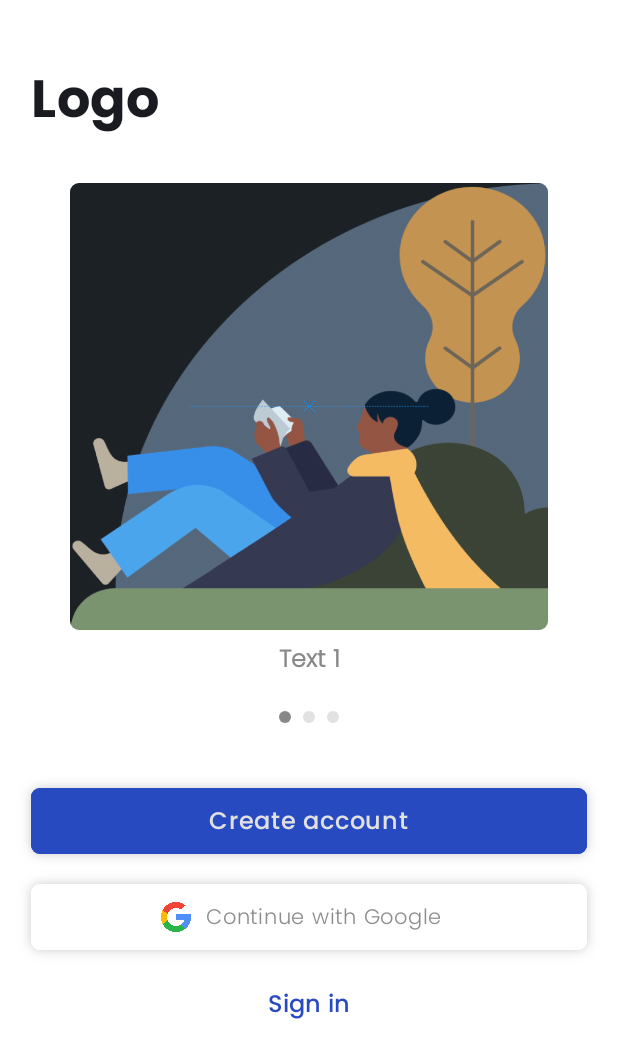
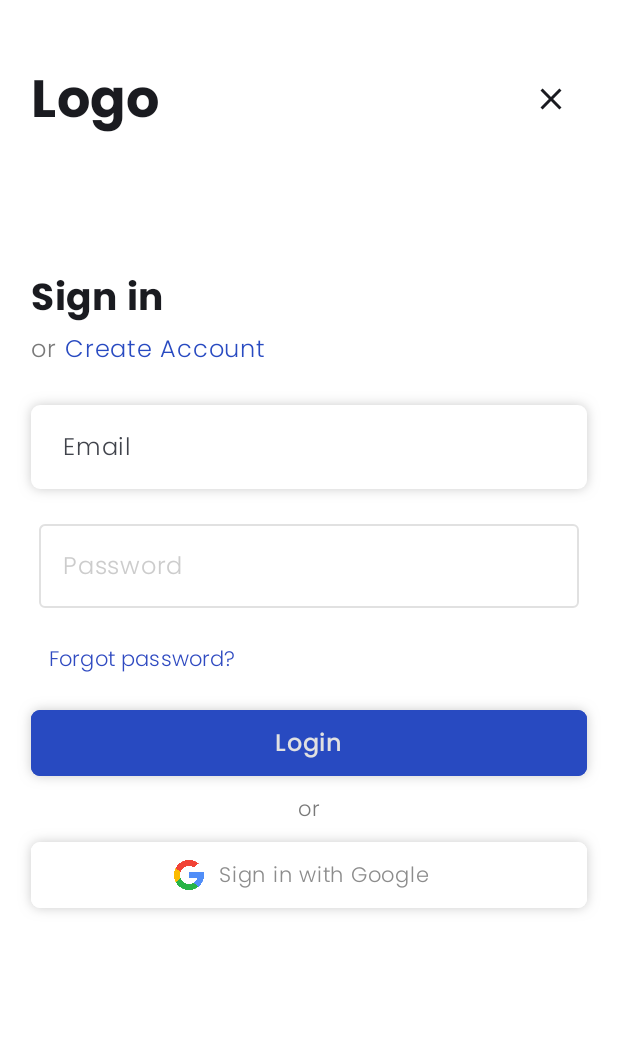
Before and after one commit to AlborzAsbagh/Budget-Audit-Mobile, an Android app built with Jetpack Compose: the screen it shows after launch (MainActivity), on a phone screen of 412 x 824 dp. Shown: the top 1058 px of the screen. Run offline under Robolectric (Android 15) with nearby library versions, the light colour scheme and no system bars.

Commit message:
Signin Page Added

```diff
--- a/app/src/main/java/com/example/budgetaudit/MainActivity.kt
+++ b/app/src/main/java/com/example/budgetaudit/MainActivity.kt
@@ -11,6 +11,7 @@ import androidx.compose.ui.Alignment
 import androidx.compose.ui.Modifier
 import androidx.compose.ui.graphics.Color
 import com.example.budgetaudit.screens.OpeningScreen
+import com.example.budgetaudit.screens.Signin
 import com.example.budgetaudit.ui.theme.BudgetAuditTheme
 
 class MainActivity : ComponentActivity() {
@@ -28,7 +29,7 @@ class MainActivity : ComponentActivity() {
                         verticalArrangement = Arrangement.Center,
                         horizontalAlignment = Alignment.CenterHorizontally
                     ) {
-                        OpeningScreen()
+                        Signin()
                     }
                 }
             }
--- /dev/null
+++ b/app/src/main/java/com/example/budgetaudit/components/textfields/MyTextField.kt
@@ -0,0 +1,22 @@
+package com.example.budgetaudit.components.textfields
+
+import androidx.compose.foundation.layout.fillMaxWidth
+import androidx.compose.material3.ExperimentalMaterial3Api
+import androidx.compose.material3.OutlinedTextField
+import androidx.compose.material3.Text
+import androidx.compose.runtime.Composable
+import androidx.compose.runtime.getValue
+import androidx.compose.runtime.mutableStateOf
+import androidx.compose.runtime.remember
+import androidx.compose.runtime.setValue
+import androidx.compose.ui.Modifier
+import androidx.compose.ui.text.font.Font
+import androidx.compose.ui.text.font.FontFamily
+import com.example.budgetaudit.R
+
+
+@OptIn(ExperimentalMaterial3Api::class)
+@Composable
+fun MyTextField() {
+
+}
--- /dev/null
+++ b/app/src/main/java/com/example/budgetaudit/screens/Signin.kt
@@ -0,0 +1,227 @@
+package com.example.budgetaudit.screens
+
+import androidx.compose.foundation.Image
+import androidx.compose.foundation.background
+import androidx.compose.foundation.layout.Arrangement
+import androidx.compose.foundation.layout.Column
+import androidx.compose.foundation.layout.Row
+import androidx.compose.foundation.layout.Spacer
+import androidx.compose.foundation.layout.fillMaxSize
+import androidx.compose.foundation.layout.fillMaxWidth
+import androidx.compose.foundation.layout.height
+import androidx.compose.foundation.layout.padding
+import androidx.compose.foundation.layout.width
+import androidx.compose.foundation.shape.RoundedCornerShape
+import androidx.compose.foundation.text.KeyboardOptions
+import androidx.compose.material.icons.Icons
+import androidx.compose.material.icons.filled.Close
+import androidx.compose.material3.ExperimentalMaterial3Api
+import androidx.compose.material3.Icon
+import androidx.compose.material3.IconButton
+import androidx.compose.material3.OutlinedTextField
+import androidx.compose.material3.Text
+import androidx.compose.material3.TextButton
+import androidx.compose.material3.TextFieldDefaults
+import androidx.compose.runtime.Composable
+import androidx.compose.runtime.getValue
+import androidx.compose.runtime.mutableStateOf
+import androidx.compose.runtime.remember
+import androidx.compose.runtime.setValue
+import androidx.compose.ui.Alignment
+import androidx.compose.ui.Modifier
+import androidx.compose.ui.graphics.Color
+import androidx.compose.ui.res.painterResource
+import androidx.compose.ui.text.TextStyle
+import androidx.compose.ui.text.font.Font
+import androidx.compose.ui.text.font.FontFamily
+import androidx.compose.ui.text.input.ImeAction
+import androidx.compose.ui.text.input.KeyboardType
+import androidx.compose.ui.unit.dp
+import androidx.compose.ui.unit.sp
+import com.example.budgetaudit.R
+import com.example.budgetaudit.components.buttons.MyButton
+import com.example.budgetaudit.components.shadow.shadow
+
+
+@OptIn(ExperimentalMaterial3Api::class)
+@Composable
+fun Signin() {
+
+    var email by remember { mutableStateOf("") }
+    var password by remember { mutableStateOf("") }
+
+    Column(
+        modifier = Modifier
+            .fillMaxSize(0.9f)
+    ) {
+
+        //Logo
+        Row(
+            modifier = Modifier
+                .padding(bottom = 90.dp)
+                .fillMaxWidth(1f),
+            verticalAlignment = Alignment.CenterVertically,
+            horizontalArrangement = Arrangement.Center
+        ) {
+            Text(text = "Logo", fontFamily = FontFamily(Font(R.font.poppinsbold)), fontSize = 35.sp)
+            Spacer(modifier = Modifier.weight(1f))
+            IconButton(onClick = { /*TODO*/ }) {
+                Icon(Icons.Filled.Close, contentDescription = "Close")
+            }
+        }
+
+
+        //Signin body content
+
+        Column(
+            modifier = Modifier
+                .fillMaxWidth(1f)
+        ) {
+
+            Text(
+                text = "Sign in",
+                fontFamily = FontFamily(Font(R.font.poppinsbold)),
+                fontSize = 25.sp
+            )
+
+            Row(
+                modifier = Modifier
+                    .fillMaxWidth(1f)
+                    .padding(top = 5.dp),
+                verticalAlignment = Alignment.CenterVertically
+            ) {
+                Text(
+                    text = "or",
+                    fontFamily = FontFamily(Font(R.font.poppinslight)),
+                    color = Color(121, 121, 121)
+                )
+                Spacer(modifier = Modifier.width(5.dp))
+                Text(
+                    text = "Create Account",
+                    fontFamily = FontFamily(Font(R.font.poppinslight)),
+                    color = Color(40, 74, 193)
+                )
+
+
+            }
+        }
+        Spacer(modifier = Modifier.height(25.dp))
+
+        Column(modifier = Modifier.fillMaxWidth(1f)) {
+
+
+            OutlinedTextField(
+                value = email, onValueChange = {
+                    email = it
+                }, modifier = Modifier
+                    .fillMaxWidth(1f)
+                    .shadow(Color.LightGray)
+                    .background(Color.White, RoundedCornerShape(6.dp))
+                    .padding(horizontal = 5.dp),
+                keyboardOptions = KeyboardOptions(
+                    imeAction = ImeAction.Next,
+                    keyboardType = KeyboardType.Email
+                ),
+                textStyle = TextStyle(
+                    color = Color.Black,
+                    fontFamily = FontFamily(Font(R.font.poppinsmedium))
+                ),
+                placeholder = {
+                              Text(text = "Email", fontFamily = FontFamily(Font(R.font.poppinslight)))
+                },
+                maxLines = 1 ,
+                colors = TextFieldDefaults.outlinedTextFieldColors(
+                    focusedBorderColor = Color.White,
+                    unfocusedBorderColor = Color.White
+                )
+            )
+            Spacer(modifier = Modifier.height(15.dp))
+
+
+            OutlinedTextField(
+                value = password, onValueChange = {
+                    password = it
+                }, modifier = Modifier
+                    .fillMaxWidth(1f)
+                    .background(Color.White, RoundedCornerShape(6.dp))
+                    .padding(horizontal = 5.dp),
+                keyboardOptions = KeyboardOptions(
+                    imeAction = ImeAction.Next,
+                    keyboardType = KeyboardType.Password
+                ),
+                textStyle = TextStyle(
+                    color = Color.Black,
+                    fontFamily = FontFamily(Font(R.font.poppinsmedium))
+                ),
+                label = {
+                    Text(text = "Password", fontFamily = FontFamily(Font(R.font.poppinslight)) , color = Color.LightGray)
+                },
+                maxLines = 1 ,
+                colors = TextFieldDefaults.outlinedTextFieldColors(
+                    focusedBorderColor = Color(225,225,225),
+                    unfocusedBorderColor = Color(225,225,225)
+                )
+            )
+
+            Spacer(modifier = Modifier.height(10.dp))
+            TextButton(onClick = { /*TODO*/ }) {
+                Text(
+                    text = "Forgot password?",
+                    fontFamily = FontFamily(Font(R.font.poppinslight)),
+                    fontSize = 14.sp,
+                    color = Color(47, 74, 193)
+                )
+            }
+        }
+
+        Spacer(modifier = Modifier.height(10.dp))
+
+        Row(modifier = Modifier.fillMaxWidth(), horizontalArrangement = Arrangement.Center) {
+            Column(
+                modifier = Modifier.fillMaxWidth(),
+                horizontalAlignment = Alignment.CenterHorizontally
+            ) {
+                //Create account button
+                MyButton(btnColor = Color(40, 74, 193), rippleColor = Color.White, textView = {
+                    Text(
+                        modifier = Modifier.padding(10.dp),
+                        text = "Login",
+                        fontFamily = FontFamily(Font(R.font.poppinsmedium)),
+                        fontSize = 16.sp,
+                        color = Color(225, 225, 225)
+                    )
+                })
+                Spacer(modifier = Modifier.height(10.dp))
+
+                Text(
+                    text = "or",
+                    fontFamily = FontFamily(Font(R.font.poppinslight)),
+                    fontSize = 14.sp,
+                    color = Color(121, 121, 121)
+                )
+                Spacer(modifier = Modifier.height(10.dp))
+
+                //Continue with Google
+                MyButton(btnColor = Color.White, rippleColor = Color.LightGray, textView = {
+                    Text(
+                        modifier = Modifier.padding(10.dp),
+                        text = "Sign in with Google",
+                        fontFamily = FontFamily(Font(R.font.poppinslight)),
+                        fontSize = 14.sp,
+                        color = Color(140, 140, 140)
+                    )
+                }, imageView = {
+                    Image(
+                        painter = painterResource(id = R.drawable.google),
+                        contentDescription = "Google Icon",
+                        modifier = Modifier
+                            .width(20.dp)
+                            .height(20.dp)
+                    )
+                })
+            }
+        }
+
+
+    }
+}
```
Also changed, not shown: app/src/main/res/drawable/defaultimage.png.
